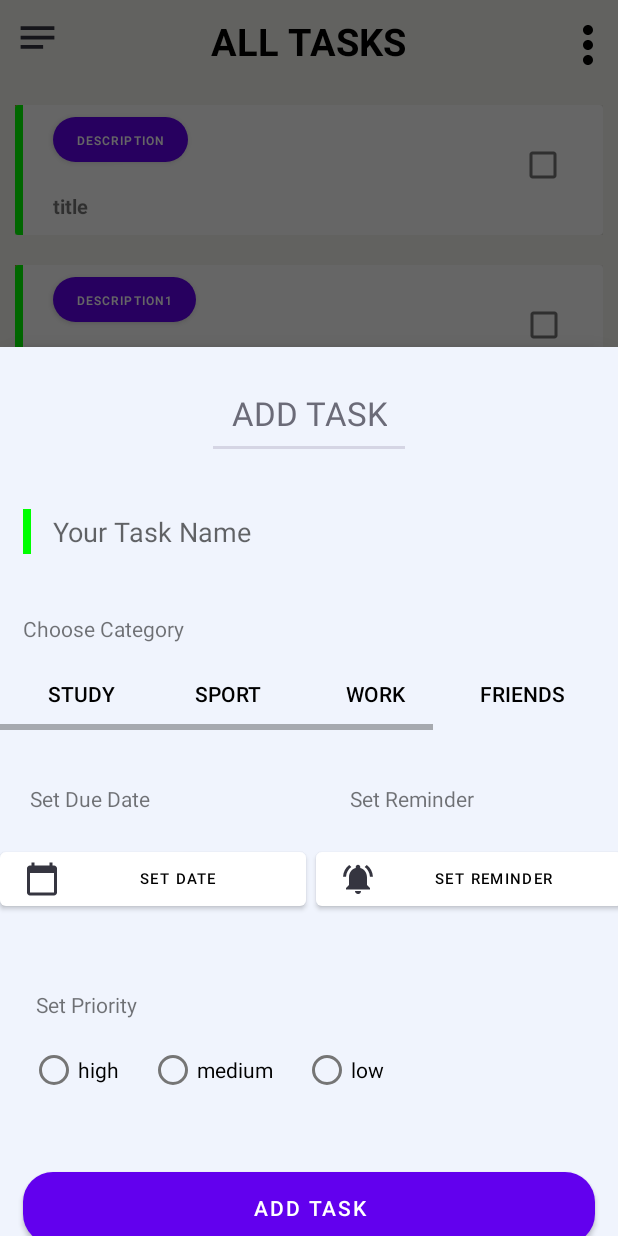
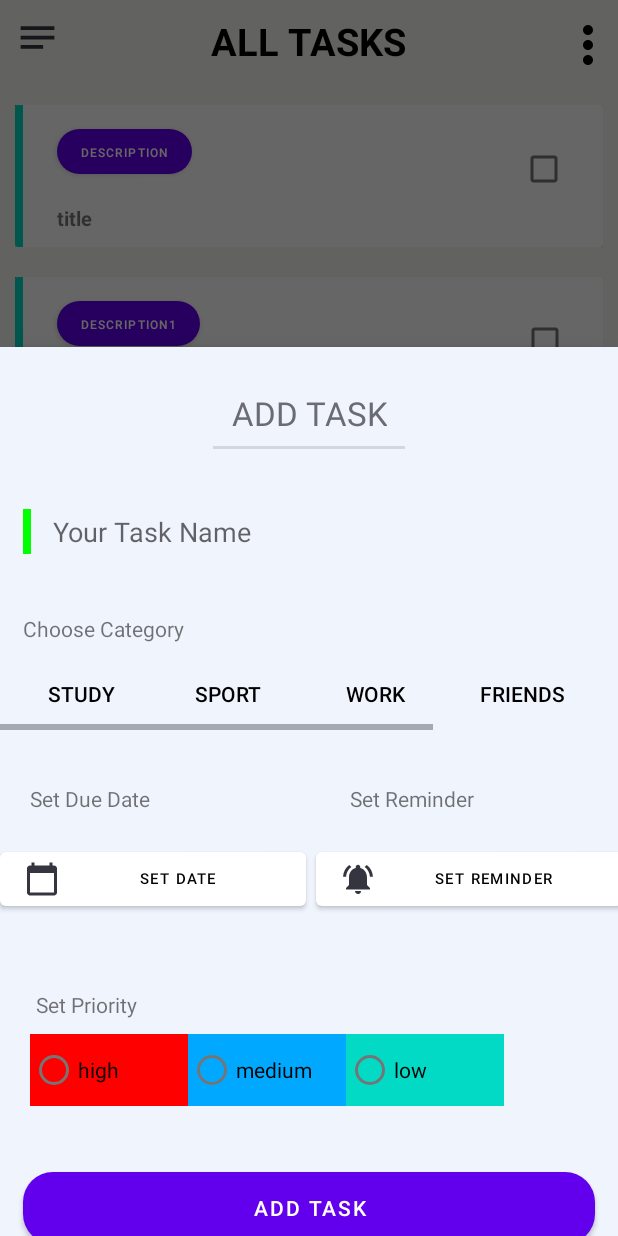
Before and after one commit to Bikram48/TodoListApp, an Android app: the screen it shows after launch (MainActivity), after a tap on an icon or button, on a phone screen of 412 x 824 dp. Run offline under Robolectric (Android 15) with nearby library versions, the phone set to English and light mode, and no system bars; our stand-ins replace Room's generated code; libraries missing offline, so code that uses them is left out: com.chauthai.swipereveallayout; plain views replace SwipeRevealLayout; 4 statements that could not run were skipped.

Commit message:
task update

```diff
--- a/app/src/main/java/com/example/todoapp/HomeFragment.java
+++ b/app/src/main/java/com/example/todoapp/HomeFragment.java
@@ -67,6 +67,7 @@ public class HomeFragment extends Fragment implements TaskAdapter.ItemClicked{
         }
         if(btnStatus.equals("edit")){
             repository = Repository.getRepository(getActivity().getApplication());
+
             Intent intent=new Intent(getContext(),EditTaskActivity.class);
             intent.putExtra("Arraylist", (Serializable) taskList);
             intent.putExtra("position",index);
--- a/app/src/main/java/com/example/todoapp/TaskAdapter.java
+++ b/app/src/main/java/com/example/todoapp/TaskAdapter.java
@@ -1,6 +1,7 @@
 package com.example.todoapp;
 
 import android.content.Context;
+import android.graphics.Color;
 import android.util.Log;
 import android.view.LayoutInflater;
 import android.view.View;
@@ -72,7 +73,7 @@ public class TaskAdapter extends RecyclerView.Adapter<TaskAdapter.ViewHolder> {
         private TextView txtDelete;
         private Button categoryBtn;
         private SwipeRevealLayout swipeRevealLayout;
-
+        private View priority_background;
         public ViewHolder(LayoutInflater inflater, ViewGroup parent) {
             super(inflater.inflate(R.layout.todoitems_swipe, parent, false));
             taskName=itemView.findViewById(R.id.taskName);
@@ -80,6 +81,7 @@ public class TaskAdapter extends RecyclerView.Adapter<TaskAdapter.ViewHolder> {
             txtEdit=itemView.findViewById(R.id.txtEdit);
             txtDelete=itemView.findViewById(R.id.txtDelete);
             swipeRevealLayout=itemView.findViewById(R.id.swipeLayout);
+            priority_background=itemView.findViewById(R.id.priority_background);
             txtDelete.setOnClickListener(new View.OnClickListener() {
                 @Override
                 public void onClick(View v) {
@@ -98,6 +100,21 @@ public class TaskAdapter extends RecyclerView.Adapter<TaskAdapter.ViewHolder> {
         public void onBind(Task task) {
             taskName.setText(task.getTitle());
             categoryBtn.setText(task.getCategory());
+            switch (task.getPriority()){
+                case 1:
+                    priority_background.setBackgroundColor(Color.parseColor("#FF03DAC5"));
+                    break;
+                case 2:
+                    priority_background.setBackgroundColor(Color.parseColor("#00A9FF"));
+                    break;
+                case 3:
+                    priority_background.setBackgroundColor(Color.parseColor("#FF0000"));
+                    break;
+                default:
+                    priority_background.setBackgroundColor(Color.parseColor("#0f0"));
+                    break;
+
+            }
         }
     }
 }
--- a/app/src/main/java/com/example/todoapp/TodoTask.java
+++ b/app/src/main/java/com/example/todoapp/TodoTask.java
@@ -58,8 +58,8 @@ public class TodoTask extends Fragment implements View.OnClickListener{
                              Bundle savedInstanceState) {
         view=inflater.inflate(R.layout.fragment_todo_task, container, false);
         titleEditText=view.findViewById(R.id.task_title);
-        datePicker=view.findViewById(R.id.date_picker);
-        radioGroup=view.findViewById(R.id.radioGroup);
+        datePicker=view.findViewById(R.id.update_date_picker);
+        radioGroup=view.findViewById(R.id.update_priority);
         repository=Repository.getRepository(getActivity().getApplication());
         datePicker.setOnClickListener(new View.OnClickListener() {
             @Override
@@ -87,7 +87,7 @@ public class TodoTask extends Fragment implements View.OnClickListener{
             }
         });
         taskReminder=view.findViewById(R.id.task_reminder);
-        submitBtn=view.findViewById(R.id.submitBtn);
+        submitBtn=view.findViewById(R.id.update_btn);
         for(int i=0;i<category.length;i++){
             category[i]=view.findViewById(buttonIDs[i]);
         }
--- a/app/src/main/java/com/example/todoapp/data/Task.java
+++ b/app/src/main/java/com/example/todoapp/data/Task.java
@@ -22,8 +22,11 @@ public class Task implements Serializable {
     @ColumnInfo(name = "updated_date")
     private Date updatedDate;
     private int priority;
+    @Ignore
+    public Task(){
 
-
+    }
+    /*
     @Ignore
     public Task(Long id, String title, String category, Date createdDate, Date updatedDate, int priority) {
         this.id = id;
@@ -33,6 +36,8 @@ public class Task implements Serializable {
         this.updatedDate = updatedDate;
         this.priority = priority;
     }
+
+     */
 
     public Task(String title, String category, Date createdDate, Date updatedDate, int priority) {
         this.title = title;
--- a/app/src/main/res/layout/fragment_todo_task.xml
+++ b/app/src/main/res/layout/fragment_todo_task.xml
@@ -135,7 +135,7 @@
         app:layout_constraintEnd_toEndOf="parent" />
 
     <Button
-        android:id="@+id/date_picker"
+        android:id="@+id/update_date_picker"
         android:layout_width="204dp"
         android:layout_height="wrap_content"
         android:layout_marginTop="20dp"
@@ -160,10 +160,10 @@
         android:textColor="@color/black"
         android:textSize="10sp"
         app:backgroundTint="#FFFFFF"
-        app:layout_constraintBaseline_toBaselineOf="@+id/date_picker"
+        app:layout_constraintBaseline_toBaselineOf="@+id/update_date_picker"
         app:layout_constraintEnd_toEndOf="parent"
         app:layout_constraintHorizontal_bias="0.5"
-        app:layout_constraintStart_toEndOf="@+id/date_picker"
+        app:layout_constraintStart_toEndOf="@+id/update_date_picker"
         app:layout_constraintStart_toStartOf="@+id/textView3" />
 
     <TextView
@@ -174,10 +174,11 @@
         android:layout_marginTop="50dp"
         android:text="Set Priority"
         app:layout_constraintStart_toStartOf="parent"
-        app:layout_constraintTop_toBottomOf="@+id/date_picker" />
+        app:layout_constraintTop_toBottomOf="@+id/update_date_picker" />
+
 
     <RadioGroup
-        android:id="@+id/radioGroup"
+        android:id="@+id/update_priority"
         android:layout_width="wrap_content"
         android:layout_height="wrap_content"
         android:layout_marginStart="20dp"
@@ -188,27 +189,31 @@
 
         <RadioButton
             android:id="@+id/high_priority"
-            android:layout_width="wrap_content"
+            android:layout_width="105dp"
             android:layout_height="wrap_content"
+            android:background="#FF0000"
+            android:layout_weight="1"
             android:text="high" />
 
         <RadioButton
             android:id="@+id/medium_priority"
-            android:layout_width="wrap_content"
+            android:layout_width="105dp"
             android:layout_height="wrap_content"
-            android:layout_marginStart="20dp"
+            android:layout_weight="1"
+            android:background="#00A9FF"
             android:text="medium" />
 
         <RadioButton
             android:id="@+id/low_priority"
-            android:layout_width="wrap_content"
+            android:layout_width="105dp"
             android:layout_height="wrap_content"
-            android:layout_marginStart="20dp"
+            android:layout_weight="1"
+            android:background="@color/teal_200"
             android:text="low" />
     </RadioGroup>
 
     <Button
-        android:id="@+id/submitBtn"
+        android:id="@+id/update_btn"
         android:layout_width="0dp"
         android:layout_height="wrap_content"
         android:layout_marginStart="15dp"
@@ -218,7 +223,7 @@
         android:text="Add task"
         app:layout_constraintEnd_toEndOf="parent"
         app:layout_constraintStart_toStartOf="parent"
-        app:layout_constraintTop_toBottomOf="@+id/radioGroup" />
+        app:layout_constraintTop_toBottomOf="@+id/update_priority" />
 
 
 </androidx.constraintlayout.widget.ConstraintLayout>
--- a/app/src/main/res/layout/todoitems_swipe.xml
+++ b/app/src/main/res/layout/todoitems_swipe.xml
@@ -65,16 +65,16 @@
                 android:id="@+id/category_btn"
                 android:layout_width="wrap_content"
                 android:layout_height="30dp"
-                android:layout_marginStart="20dp"
-                android:layout_marginTop="8dp"
+                android:layout_marginStart="28dp"
+                android:layout_marginTop="16dp"
                 android:background="@drawable/button_background"
                 android:text="work"
                 android:textSize="8sp"
-                app:layout_constraintStart_toEndOf="@+id/View04"
+                app:layout_constraintStart_toStartOf="parent"
                 app:layout_constraintTop_toTopOf="parent" />
 
             <View
-                android:id="@+id/View04"
+                android:id="@+id/priority_background"
                 android:layout_width="5dp"
                 android:layout_height="0dp"
                 android:background="#0f0"
```
Also changed, not shown: app/src/main/java/com/example/todoapp/EditTaskActivity.java (+93 -7 lines), app/src/main/res/layout/activity_edit_task.xml (+9 -9 lines).
